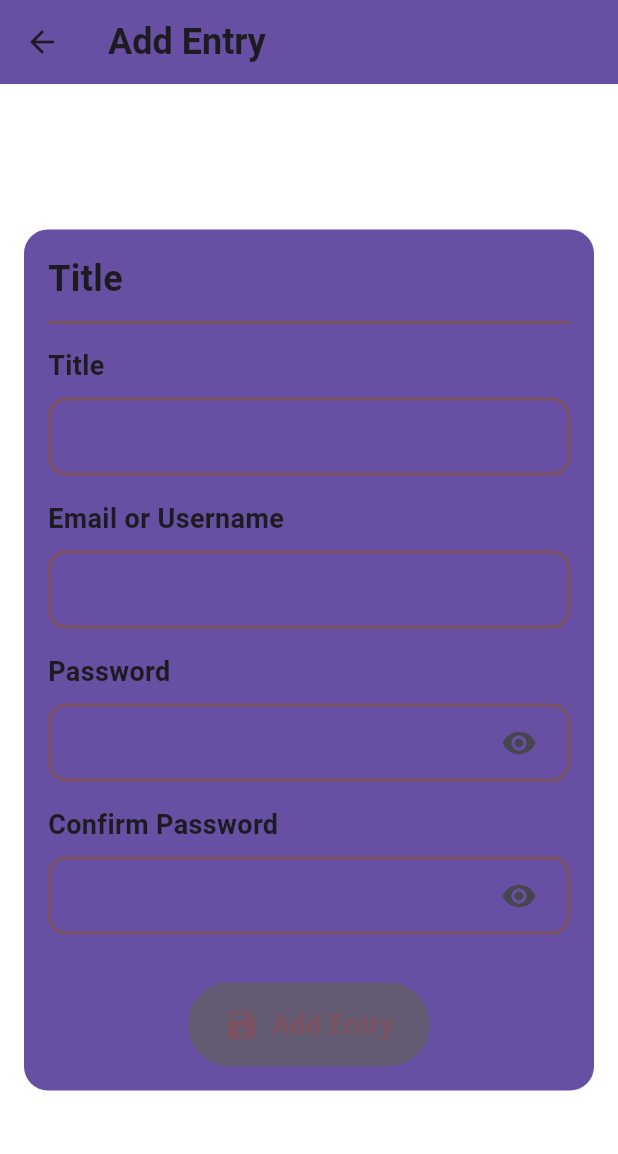
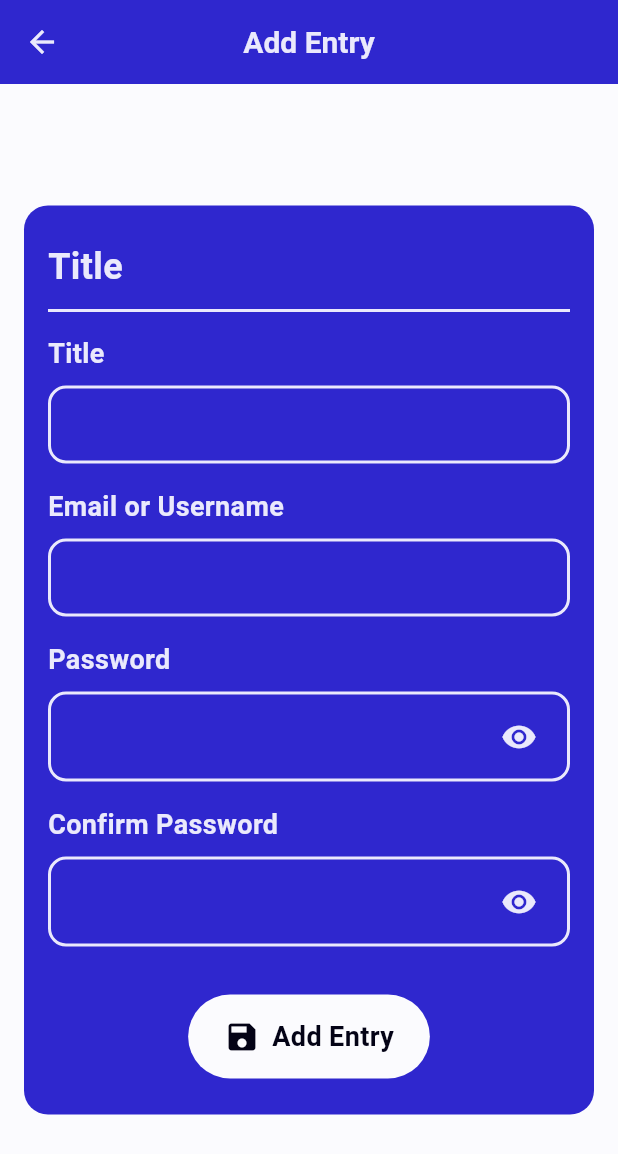
Before and after one commit to Mrityunjayyshukla/Passcode-Manager, a Flutter app: the screen it shows after launch, after a tap on the "add" icon, on a phone screen of 412 x 824 dp. Shown: the top 1154 px of the screen. Run offline on Flutter 3.47's test engine with Material 3 defaults, Android fonts, the phone set to English and light mode, and no system bars; our stand-ins replace shared_preferences.

Commit message:
bug fixes #2

```diff
--- a/lib/add_entry.dart
+++ b/lib/add_entry.dart
@@ -1,4 +1,5 @@
 import 'package:flutter/material.dart';
+import 'package:passcodemanager/color_palette.dart';
 
 // ignore: must_be_immutable
 class AddEntry extends StatefulWidget {
@@ -22,18 +23,21 @@ class _AddEntryState extends State<AddEntry> {
   @override
   Widget build(BuildContext context) {
     return Scaffold(
-      backgroundColor: Colors.white,
+      backgroundColor: LightModeColorPalette().backgroundColor,
 
       // Appbar
       appBar: AppBar(
-        backgroundColor: Theme.of(context).colorScheme.primary,
-        title: const Text(
+        backgroundColor: LightModeColorPalette().panelColor,
+        centerTitle: true,
+        title: Text(
           "Add Entry",
           style: TextStyle(
             fontWeight: FontWeight.bold,
-            fontSize: 24,
+            fontSize: 20,
+            color: DarkModeColorPalette().textColor,
           ),
         ),
+        leading: IconButton(onPressed: ()=>Navigator.pop(context), icon: Icon(Icons.arrow_back, color: DarkModeColorPalette().textColor,)),
       ),
 
       // Body
@@ -42,43 +46,49 @@ class _AddEntryState extends State<AddEntry> {
         child: Center(
           child: Container(
             decoration: BoxDecoration(
-              color: Theme.of(context).colorScheme.primary,
+              color: LightModeColorPalette().panelColor,
               borderRadius: BorderRadius.circular(16),
             ),
-            padding: const EdgeInsets.all(16),
+            padding: const EdgeInsets.symmetric(horizontal: 16, vertical: 24),
             child: SingleChildScrollView(
               child: Column(
                 mainAxisSize: MainAxisSize.min,
                 crossAxisAlignment: CrossAxisAlignment.start,
                 children: [
-                  const Text(
+                  Text(
                     "Title",
                     style: TextStyle(
                       fontSize: 24,
                       fontWeight: FontWeight.bold,
+                      color: DarkModeColorPalette().textColor,
                     ),
                   ),
                   const SizedBox(height: 4),
                   Divider(
                     thickness: 2,
-                    color: Theme.of(context).colorScheme.tertiary
+                    color: DarkModeColorPalette().textColor,
                   ),
                   const SizedBox(height: 8),
-                  const Text(
+                  Text(
                     "Title",
                     style: TextStyle(
                       fontSize: 18,
                       fontWeight: FontWeight.bold,
+                      color: DarkModeColorPalette().textColor,
                     ),
                   ),
                   const SizedBox(height: 8),
                   Container(
                     padding: const EdgeInsets.symmetric(horizontal: 8),
                     decoration: BoxDecoration(
-                      border: Border.all(width: 2,color: Theme.of(context).colorScheme.tertiary),
+                      border: Border.all(width: 2,color: DarkModeColorPalette().textColor,),
                       borderRadius: BorderRadius.circular(12),
                     ),
                     child: TextField(
+                      style: TextStyle(
+                        color: DarkModeColorPalette().textColor,
+                        fontWeight: FontWeight.w500,
+                      ),
                       controller: titleController,
                       decoration: const InputDecoration(
                         border: InputBorder.none,
@@ -86,48 +96,58 @@ class _AddEntryState extends State<AddEntry> {
                     ),
                   ),
                   const SizedBox(height: 16),
-                  const Text(
+                  Text(
                     "Email or Username",
                     style: TextStyle(
                       fontSize: 18,
                       fontWeight: FontWeight.bold,
+                      color: DarkModeColorPalette().textColor,
                     ),
                   ),
                   const SizedBox(height: 8),
                   Container(
                     padding: const EdgeInsets.symmetric(horizontal: 8),
                     decoration: BoxDecoration(
-                      border: Border.all(width: 2,color: Theme.of(context).colorScheme.tertiary),
+                      border: Border.all(width: 2,color: DarkModeColorPalette().textColor,),
                       borderRadius: BorderRadius.circular(12),
                     ),
                     child: TextField(
                       controller: emailController,
+                      style: TextStyle(
+                        color: DarkModeColorPalette().textColor,
+                        fontWeight: FontWeight.w500,
+                      ),
                       decoration: const InputDecoration(
                         border: InputBorder.none,
                       ),
                     ),
                   ),
                   const SizedBox(height: 16),
-                  const Text(
+                  Text(
                     "Password",
                     style: TextStyle(
                       fontSize: 18,
                       fontWeight: FontWeight.bold,
+                      color: DarkModeColorPalette().textColor,
                     ),
                   ),
                   const SizedBox(height: 8),
                   Container(
-                    padding: const EdgeInsets.symmetric(horizontal: 8),
+                    padding: const EdgeInsets.symmetric(horizontal: 8, vertical: 4),
                     decoration: BoxDecoration(
-                      border: Border.all(width: 2,color: Theme.of(context).colorScheme.tertiary),
+                      border: Border.all(width: 2,color: DarkModeColorPalette().textColor,),
                       borderRadius: BorderRadius.circular(12),
                     ),
                     child: TextField(
                       obscureText: _obscureText,
                       controller: passwordController,
+                      style: TextStyle(
+                        color: DarkModeColorPalette().textColor,
+                        fontWeight: FontWeight.w500,
+                      ),
                       decoration: InputDecoration(
                         suffixIcon: GestureDetector(
-                            child: const Icon(Icons.visibility),
+                            child: _obscureText? Icon(Icons.visibility,color: DarkModeColorPalette().textColor,) : Icon(Icons.visibility_off,color: DarkModeColorPalette().textColor,),
                             onTap: () {
                               setState(() {
                                 _obscureText = !_obscureText;
@@ -138,26 +158,31 @@ class _AddEntryState extends State<AddEntry> {
                     ),
                   ),
                   const SizedBox(height: 16),
-                  const Text(
+                  Text(
                     "Confirm Password",
                     style: TextStyle(
                       fontSize: 18,
                       fontWeight: FontWeight.bold,
+                      color: DarkModeColorPalette().textColor,
                     ),
                   ),
                   const SizedBox(height: 8),
                   Container(
-                    padding: const EdgeInsets.symmetric(horizontal: 8),
+                    padding: const EdgeInsets.symmetric(horizontal: 8, vertical: 4),
                     decoration: BoxDecoration(
-                      border: Border.all(width: 2,color: Theme.of(context).colorScheme.tertiary),
+                      border: Border.all(width: 2,color: DarkModeColorPalette().textColor,),
                       borderRadius: BorderRadius.circular(12),
                     ),
                     child: TextField(
                       obscureText: _obscureConfirmText,
                       controller: confirmPasswordController,
+                      style: TextStyle(
+                        color: DarkModeColorPalette().textColor,
+                        fontWeight: FontWeight.w500,
+                      ),
                       decoration: InputDecoration(
                         suffixIcon: GestureDetector(
-                            child: const Icon(Icons.visibility),
+                            child: _obscureConfirmText? Icon(Icons.visibility,color: DarkModeColorPalette().textColor,) : Icon(Icons.visibility_off,color: DarkModeColorPalette().textColor,),
                             onTap: () {
                               setState(() {
                                 _obscureConfirmText = !_obscureConfirmText;
@@ -170,10 +195,10 @@ class _AddEntryState extends State<AddEntry> {
                   const SizedBox(height: 32),
                   Center(
                     child: Container(
-                      padding: EdgeInsets.symmetric(vertical: 4,horizontal: 16),
+                      padding: const EdgeInsets.symmetric(vertical: 4,horizontal: 16),
                       decoration: BoxDecoration(
                         borderRadius: BorderRadius.circular(40),
-                        color: Theme.of(context).colorScheme.secondary
+                        color: LightModeColorPalette().backgroundColor,
                       ),
                       child: IconButton(
                         onPressed: (){
@@ -198,12 +223,12 @@ class _AddEntryState extends State<AddEntry> {
                           mainAxisSize: MainAxisSize.min,
                           mainAxisAlignment: MainAxisAlignment.center,
                           children: [
-                            Icon(Icons.save, color: Theme.of(context).colorScheme.tertiary,),
+                            Icon(Icons.save, color: LightModeColorPalette().textColor,),
                             const SizedBox(width: 8),
                             Text(
                               "Add Entry",
                               style: TextStyle(
-                                color: Theme.of(context).colorScheme.tertiary,
+                                color: LightModeColorPalette().textColor,
                                 fontSize: 18,
                                 fontWeight: FontWeight.bold,
                               ),
```
